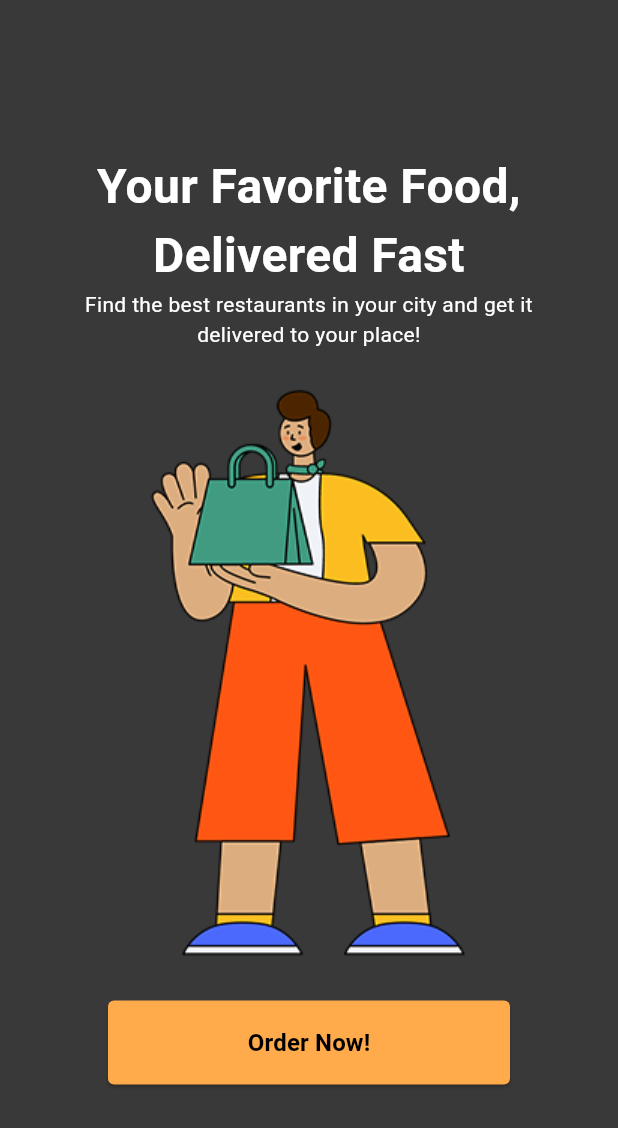
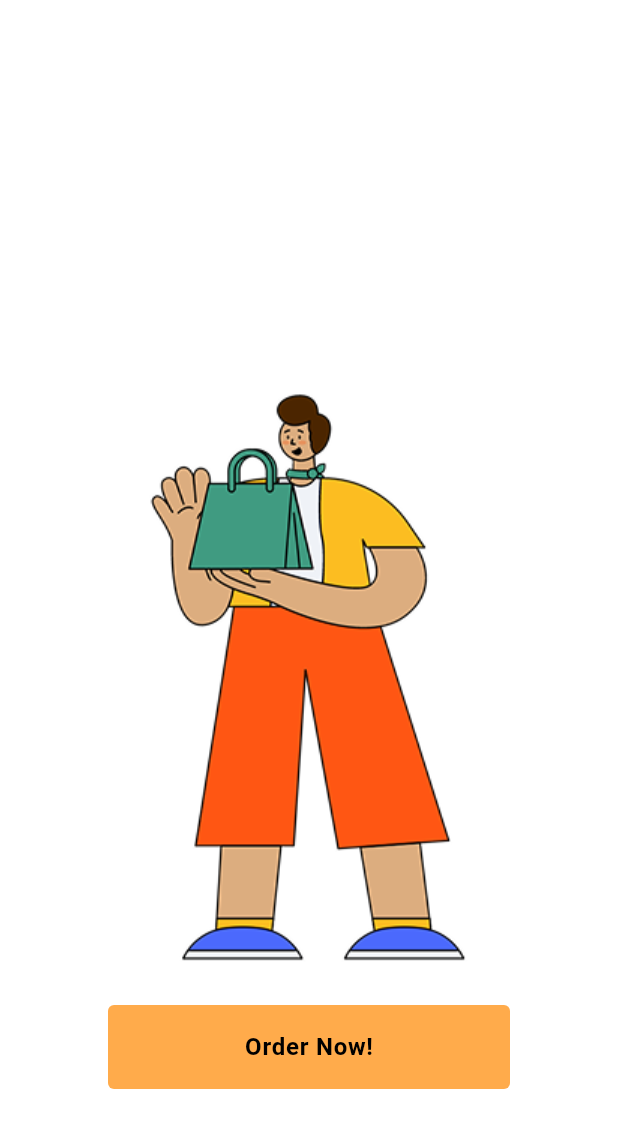
Before and after one commit to ssygnrchm/recipe_app, a Flutter app: the screen it shows after launch, on a phone screen of 412 x 824 dp. Shown: the top 1128 px of the screen. Run offline on Flutter 3.47's test engine with Material 3 defaults, Android fonts, the phone set to English and light mode, and no system bars; Roboto replaces fonts that are missing (Raleways).

Commit message:
adding theme

```diff
--- a/lib/main.dart
+++ b/lib/main.dart
@@ -1,5 +1,6 @@
 import 'package:flutter/material.dart';
-import 'package:food_delivery_app/presentation/pages/welcome_page.dart';
+import 'package:food_delivery_app/presentation/pages/welcome_screen.dart';
+import 'package:food_delivery_app/theme/app_theme.dart';
 
 void main() {
   runApp(const MainApp());
@@ -12,8 +13,11 @@ class MainApp extends StatelessWidget {
   Widget build(BuildContext context) {
     return MaterialApp(
       debugShowCheckedModeBanner: false,
-      theme: ThemeData(fontFamily: 'Raleways'),
-      home: WelcomePage(),
+      home: WelcomeScreen(),
+      title: 'Your App Name',
+      theme: AppTheme.lightTheme,
+      darkTheme: AppTheme.darkTheme,
+      themeMode: ThemeMode.system, // You can change to .light or .dark
     );
   }
 }
--- a/lib/presentation/pages/home_page.dart
+++ b/lib/presentation/pages/home_screen.dart
@@ -1,12 +1,12 @@
 import 'package:flutter/material.dart';
 
-class HomePage extends StatelessWidget {
-  const HomePage({super.key});
+class HomeScreen extends StatelessWidget {
+  const HomeScreen({super.key});
 
   @override
   Widget build(BuildContext context) {
     return Scaffold(
-      backgroundColor: Color.fromARGB(255, 57, 57, 57),
+      // bottomNavigationBar: Bottom,
       body: SafeArea(
         child: Padding(
           padding: const EdgeInsets.all(16),
@@ -32,6 +32,7 @@ class HomePage extends StatelessWidget {
               ),
               Text("data"),
               Text("data"),
+              ElevatedButton(onPressed: () {}, child: Text('data')),
             ],
           ),
         ),
--- a/lib/presentation/pages/welcome_page.dart
+++ b/lib/presentation/pages/welcome_screen.dart
@@ -1,17 +1,17 @@
 import 'package:flutter/material.dart';
-import 'package:food_delivery_app/presentation/pages/home_page.dart';
+import 'package:food_delivery_app/presentation/pages/home_screen.dart';
 import 'package:food_delivery_app/presentation/widgets/custom_button.dart';
 import 'package:food_delivery_app/presentation/widgets/custom_text.dart';
 
-class WelcomePage extends StatelessWidget {
-  const WelcomePage({super.key});
+class WelcomeScreen extends StatelessWidget {
+  const WelcomeScreen({super.key});
   @override
   Widget build(BuildContext context) {
     return Scaffold(
       body: Container(
         constraints: BoxConstraints.expand(),
         padding: EdgeInsets.all(16),
-        decoration: BoxDecoration(color: Color.fromARGB(255, 57, 57, 57)),
+        // decoration: BoxDecoration(color: Color.fromARGB(255, 57, 57, 57)),
         child: Column(
           spacing: 24,
           mainAxisAlignment: MainAxisAlignment.center,
@@ -43,9 +43,9 @@ class WelcomePage extends StatelessWidget {
               child: CustomButton(
                 title: "Order Now!",
                 onPressed: () {
-                  Navigator.pushReplacement(
+                  Navigator.push(
                     context,
-                    MaterialPageRoute(builder: (context) => HomePage()),
+                    MaterialPageRoute(builder: (context) => HomeScreen()),
                   );
                 },
               ),
--- a/lib/theme/app_theme.dart
+++ b/lib/theme/app_theme.dart
@@ -0,0 +1,376 @@
+// lib/theme/app_theme.dart
+
+import 'package:flutter/material.dart';
+import 'package:flutter/services.dart';
+import 'package:food_delivery_app/core/constants/colors.dart';
+import 'package:food_delivery_app/core/constants/text_styles.dart';
+
+class AppTheme {
+  // Light Theme
+  static ThemeData get lightTheme {
+    return ThemeData(
+      brightness: Brightness.light,
+      primaryColor: AppColors.active,
+      scaffoldBackgroundColor: Colors.white,
+      cardColor: Colors.white,
+      colorScheme: ColorScheme.light(
+        primary: AppColors.active,
+        secondary: AppColors.accentBlue,
+        error: AppColors.danger,
+        background: Colors.white,
+        surface: Colors.white,
+        onPrimary: Colors.white,
+        onSecondary: AppColors.inkDarkest,
+        onSurface: AppColors.inkDarkest,
+        onBackground: AppColors.inkDarkest,
+        onError: Colors.white,
+      ),
+      appBarTheme: AppBarTheme(
+        backgroundColor: Colors.white,
+        foregroundColor: AppColors.inkDarkest,
+        elevation: 0,
+        systemOverlayStyle: SystemUiOverlayStyle.dark,
+        titleTextStyle: AppTextStyles.heading2,
+      ),
+      cardTheme: CardTheme(
+        elevation: 2,
+        shape: RoundedRectangleBorder(borderRadius: BorderRadius.circular(12)),
+        color: Colors.white,
+      ),
+      elevatedButtonTheme: ElevatedButtonThemeData(
+        style: ElevatedButton.styleFrom(
+          backgroundColor: AppColors.active,
+          foregroundColor: Colors.white,
+          elevation: 0,
+          shape: RoundedRectangleBorder(borderRadius: BorderRadius.circular(8)),
+          padding: const EdgeInsets.symmetric(horizontal: 24, vertical: 16),
+          textStyle: AppTextStyles.buttonMedium,
+        ),
+      ),
+      outlinedButtonTheme: OutlinedButtonThemeData(
+        style: OutlinedButton.styleFrom(
+          foregroundColor: AppColors.active,
+          side: BorderSide(color: AppColors.active),
+          shape: RoundedRectangleBorder(borderRadius: BorderRadius.circular(8)),
+          padding: const EdgeInsets.symmetric(horizontal: 24, vertical: 16),
+          textStyle: AppTextStyles.buttonMedium,
+        ),
+      ),
+      textButtonTheme: TextButtonThemeData(
+        style: TextButton.styleFrom(
+          foregroundColor: AppColors.active,
+          padding: const EdgeInsets.symmetric(horizontal: 16, vertical: 12),
+          textStyle: AppTextStyles.buttonMedium,
+        ),
+      ),
+      iconTheme: IconThemeData(color: AppColors.inkDark, size: 24),
+      textTheme: TextTheme(
+        displayLarge: AppTextStyles.display1,
+        displayMedium: AppTextStyles.display2,
+        displaySmall: AppTextStyles.display3,
+        headlineLarge: AppTextStyles.heading1,
+        headlineMedium: AppTextStyles.heading2,
+        titleLarge: AppTextStyles.paragraphLargeBold,
+        titleMedium: AppTextStyles.paragraphMediumBold,
+        titleSmall: AppTextStyles.paragraphSmallBold,
+        bodyLarge: AppTextStyles.paragraphLarge,
+        bodyMedium: AppTextStyles.paragraphMedium,
+        bodySmall: AppTextStyles.paragraphSmall,
+        labelLarge: AppTextStyles.buttonLarge,
+        labelMedium: AppTextStyles.buttonMedium,
+        labelSmall: AppTextStyles.buttonSmall,
+      ),
+      inputDecorationTheme: InputDecorationTheme(
+        filled: true,
+        fillColor: AppColors.inkLightest,
+        contentPadding: const EdgeInsets.symmetric(
+          horizontal: 16,
+          vertical: 16,
+        ),
+        border: OutlineInputBorder(
+          borderRadius: BorderRadius.circular(8),
+          borderSide: BorderSide.none,
+        ),
+        enabledBorder: OutlineInputBorder(
+          borderRadius: BorderRadius.circular(8),
+          borderSide: BorderSide.none,
+        ),
+        focusedBorder: OutlineInputBorder(
+          borderRadius: BorderRadius.circular(8),
+          borderSide: BorderSide(color: AppColors.active, width: 2),
+        ),
+        errorBorder: OutlineInputBorder(
+          borderRadius: BorderRadius.circular(8),
+          borderSide: BorderSide(color: AppColors.danger, width: 2),
+        ),
+        labelStyle: AppTextStyles.withColor(
+          AppTextStyles.paragraphMedium,
+          AppColors.inkDark,
+        ),
+        hintStyle: AppTextStyles.withColor(
+          AppTextStyles.paragraphMedium,
+          AppColors.inkMedium,
+        ),
+      ),
+      dividerTheme: DividerThemeData(
+        color: AppColors.inkLight,
+        thickness: 1,
+        space: 24,
+      ),
+      chipTheme: ChipThemeData(
+        backgroundColor: AppColors.inkLightest,
+        disabledColor: AppColors.inkLight,
+        selectedColor: AppColors.active,
+        secondarySelectedColor: AppColors.active,
+        padding: const EdgeInsets.symmetric(horizontal: 12, vertical: 8),
+        labelStyle: AppTextStyles.paragraphSmall,
+        secondaryLabelStyle: AppTextStyles.paragraphSmall,
+        brightness: Brightness.light,
+        shape: RoundedRectangleBorder(borderRadius: BorderRadius.circular(16)),
+      ),
+    );
+  }
+
+  // Dark Theme
+  static ThemeData get darkTheme {
+    return ThemeData(
+      brightness: Brightness.dark,
+      primaryColor: AppColors.active,
+      scaffoldBackgroundColor: Color(0xFF121212),
+      cardColor: Color(0xFF1E1E1E),
+      colorScheme: ColorScheme.dark(
+        primary: AppColors.active,
+        secondary: AppColors.accentBlue,
+        error: AppColors.danger,
+        background: Color(0xFF121212),
+        surface: Color(0xFF1E1E1E),
+        onPrimary: Colors.white,
+        onSecondary: Colors.white,
+        onSurface: Colors.white,
+        onBackground: Colors.white,
+        onError: Colors.white,
+      ),
+      appBarTheme: AppBarTheme(
+        backgroundColor: Color(0xFF1E1E1E),
+        foregroundColor: Colors.white,
+        elevation: 0,
+        systemOverlayStyle: SystemUiOverlayStyle.light,
+        titleTextStyle: AppTextStyles.withColor(
+          AppTextStyles.heading2,
+          Colors.white,
+        ),
+      ),
+      cardTheme: CardTheme(
+        elevation: 4,
+        shape: RoundedRectangleBorder(borderRadius: BorderRadius.circular(12)),
+        color: Color(0xFF1E1E1E),
+      ),
+      elevatedButtonTheme: ElevatedButtonThemeData(
+        style: ElevatedButton.styleFrom(
+          backgroundColor: AppColors.active,
+          foregroundColor: Colors.white,
+          elevation: 0,
+          shape: RoundedRectangleBorder(borderRadius: BorderRadius.circular(8)),
+          padding: const EdgeInsets.symmetric(horizontal: 24, vertical: 16),
+          textStyle: AppTextStyles.buttonMedium,
+        ),
+      ),
+      outlinedButtonTheme: OutlinedButtonThemeData(
+        style: OutlinedButton.styleFrom(
+          foregroundColor: Colors.white,
+          side: BorderSide(color: AppColors.active),
+          shape: RoundedRectangleBorder(borderRadius: BorderRadius.circular(8)),
+          padding: const EdgeInsets.symmetric(horizontal: 24, vertical: 16),
+          textStyle: AppTextStyles.buttonMedium,
+        ),
+      ),
+      textButtonTheme: TextButtonThemeData(
+        style: TextButton.styleFrom(
+          foregroundColor: AppColors.active,
+          padding: const EdgeInsets.symmetric(horizontal: 16, vertical: 12),
+          textStyle: AppTextStyles.buttonMedium,
+        ),
+      ),
+      iconTheme: IconThemeData(color: Colors.white, size: 24),
+      textTheme: TextTheme(
+        displayLarge: AppTextStyles.withColor(
+          AppTextStyles.display1,
+          Colors.white,
+        ),
+        displayMedium: AppTextStyles.withColor(
+          AppTextStyles.display2,
+          Colors.white,
+        ),
+        displaySmall: AppTextStyles.withColor(
+          AppTextStyles.display3,
+          Colors.white,
+        ),
+        headlineLarge: AppTextStyles.withColor(
+          AppTextStyles.heading1,
+          Colors.white,
+        ),
+        headlineMedium: AppTextStyles.withColor(
+          AppTextStyles.heading2,
+          Colors.white,
+        ),
+        titleLarge: AppTextStyles.withColor(
+          AppTextStyles.paragraphLargeBold,
+          Colors.white,
+        ),
+        titleMedium: AppTextStyles.withColor(
+          AppTextStyles.paragraphMediumBold,
+          Colors.white,
+        ),
+        titleSmall: AppTextStyles.withColor(
+          AppTextStyles.paragraphSmallBold,
+          Colors.white,
+        ),
+        bodyLarge: AppTextStyles.withColor(
+          AppTextStyles.paragraphLarge,
+          Colors.white,
+        ),
+        bodyMedium: AppTextStyles.withColor(
+          AppTextStyles.paragraphMedium,
+          Colors.white,
+        ),
+        bodySmall: AppTextStyles.withColor(
+          AppTextStyles.paragraphSmall,
+          Colors.white,
+        ),
+        labelLarge: AppTextStyles.withColor(
+          AppTextStyles.buttonLarge,
+          Colors.white,
+        ),
+        labelMedium: AppTextStyles.withColor(
+          AppTextStyles.buttonMedium,
+          Colors.white,
+        ),
+        labelSmall: AppTextStyles.withColor(
+          AppTextStyles.buttonSmall,
+          Colors.white,
+        ),
+      ),
+      inputDecorationTheme: InputDecorationTheme(
+        filled: true,
+        fillColor: Color(0xFF2A2A2A),
+        contentPadding: const EdgeInsets.symmetric(
+          horizontal: 16,
+          vertical: 16,
+        ),
+        border: OutlineInputBorder(
+          borderRadius: BorderRadius.circular(8),
+          borderSide: BorderSide.none,
+        ),
+        enabledBorder: OutlineInputBorder(
+          borderRadius: BorderRadius.circular(8),
+          borderSide: BorderSide.none,
+        ),
+        focusedBorder: OutlineInputBorder(
+          borderRadius: BorderRadius.circular(8),
+          borderSide: BorderSide(color: AppColors.active, width: 2),
+        ),
+        errorBorder: OutlineInputBorder(
+          borderRadius: BorderRadius.circular(8),
+          borderSide: BorderSide(color: AppColors.danger, width: 2),
+        ),
+        labelStyle: AppTextStyles.withColor(
+          AppTextStyles.paragraphMedium,
+          Colors.white70,
+        ),
+        hintStyle: AppTextStyles.withColor(
+          AppTextStyles.paragraphMedium,
+          Colors.white54,
+        ),
+      ),
+      dividerTheme: DividerThemeData(
+        color: Color(0xFF3A3A3A),
+        thickness: 1,
+        space: 24,
+      ),
+      chipTheme: ChipThemeData(
+        backgroundColor: Color(0xFF2A2A2A),
+        disabledColor: Color(0xFF3A3A3A),
+        selectedColor: AppColors.active,
+        secondarySelectedColor: AppColors.active,
+        padding: const EdgeInsets.symmetric(horizontal: 12, vertical: 8),
+        labelStyle: AppTextStyles.withColor(
+          AppTextStyles.paragraphSmall,
+          Colors.white,
+        ),
+        secondaryLabelStyle: AppTextStyles.withColor(
+          AppTextStyles.paragraphSmall,
+          Colors.white,
+        ),
+        brightness: Brightness.dark,
+        shape: RoundedRectangleBorder(borderRadius: BorderRadius.circular(16)),
+      ),
+    );
+  }
+
+  // Custom Card Styles
+  static CardTheme get featuredCardTheme {
+    return CardTheme(
+      elevation: 4,
+      shape: RoundedRectangleBorder(borderRadius: BorderRadius.circular(16)),
+      clipBehavior: Clip.antiAlias,
+      margin: const EdgeInsets.all(8),
+    );
+  }
+
+  // Custom Button Styles
+  static ButtonStyle get primaryButtonStyle {
+    return ElevatedButton.styleFrom(
+      backgroundColor: AppColors.active,
+      foregroundColor: Colors.white,
+      elevation: 0,
+      padding: const EdgeInsets.symmetric(horizontal: 24, vertical: 16),
+      textStyle: AppTextStyles.buttonMedium,
+      shape: RoundedRectangleBorder(borderRadius: BorderRadius.circular(8)),
+    );
+  }
+
+  static ButtonStyle get secondaryButtonStyle {
+    return ElevatedButton.styleFrom(
+      backgroundColor: AppColors.inkLightest,
+      foregroundColor: AppColors.inkDarkest,
+      elevation: 0,
+      padding: const EdgeInsets.symmetric(horizontal: 24, vertical: 16),
+      textStyle: AppTextStyles.buttonMedium,
+      shape: RoundedRectangleBorder(borderRadius: BorderRadius.circular(8)),
+    );
+  }
+
+  static ButtonStyle get successButtonStyle {
+    return ElevatedButton.styleFrom(
+      backgroundColor: AppColors.success,
+      foregroundColor: Colors.white,
+      elevation: 0,
+      padding: const EdgeInsets.symmetric(horizontal: 24, vertical: 16),
+      textStyle: AppTextStyles.buttonMedium,
+      shape: RoundedRectangleBorder(borderRadius: BorderRadius.circular(8)),
+    );
+  }
+
+  static ButtonStyle get dangerButtonStyle {
+    return ElevatedButton.styleFrom(
+      backgroundColor: AppColors.danger,
+      foregroundColor: Colors.white,
+      elevation: 0,
+      padding: const EdgeInsets.symmetric(horizontal: 24, vertical: 16),
+      textStyle: AppTextStyles.buttonMedium,
+      shape: RoundedRectangleBorder(borderRadius: BorderRadius.circular(8)),
+    );
+  }
+
+  // Download button style based on your design mockups
+  static ButtonStyle downloadButtonStyle({bool isDark = false}) {
+    return ElevatedButton.styleFrom(
+      backgroundColor: isDark ? AppColors.active : AppColors.inkDarkest,
+      foregroundColor: Colors.white,
+      elevation: 0,
+      padding: const EdgeInsets.symmetric(horizontal: 20, vertical: 12),
+      textStyle: AppTextStyles.buttonMedium,
+      shape: RoundedRectangleBorder(borderRadius: BorderRadius.circular(6)),
+    );
+  }
+}
```
